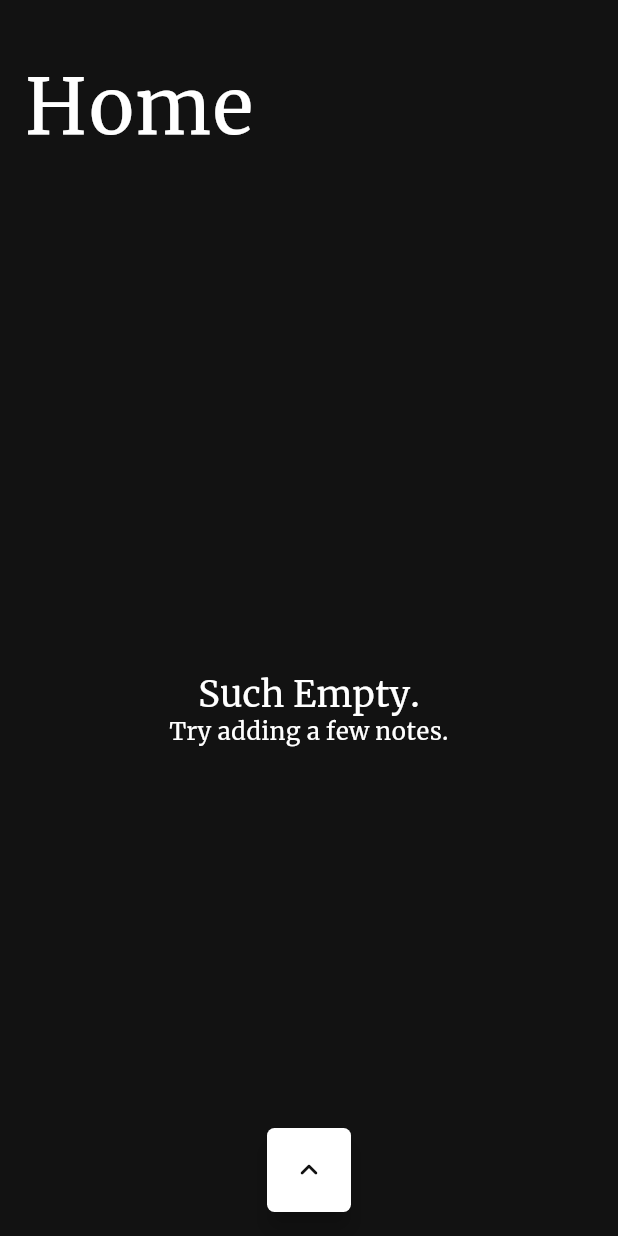
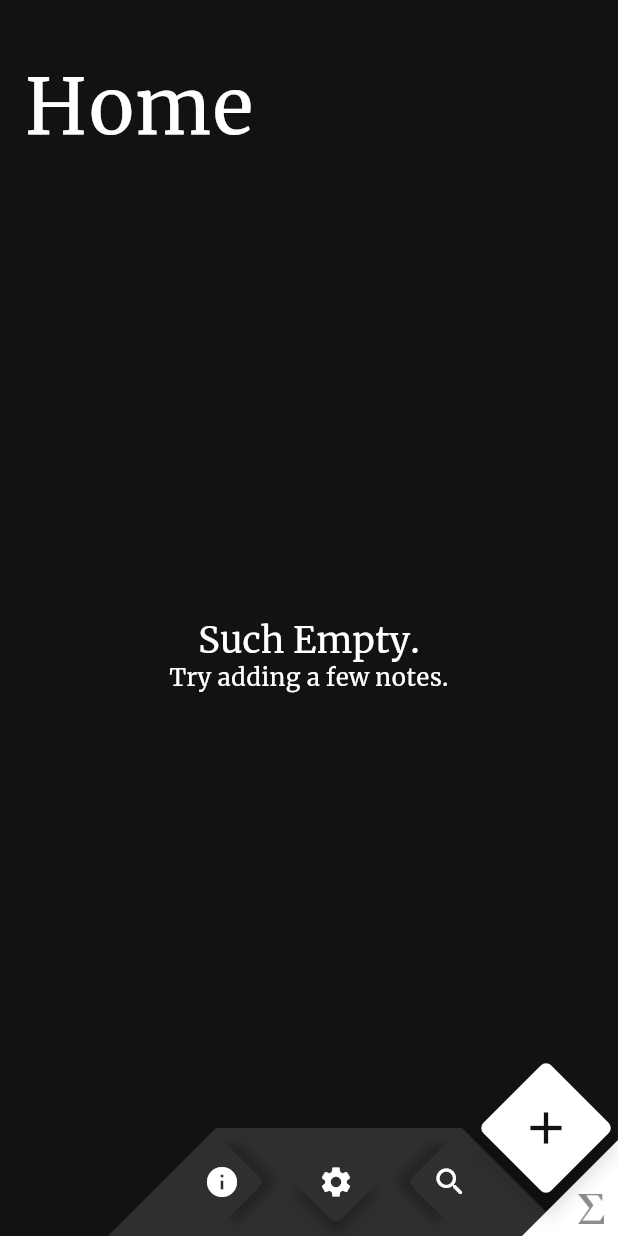
Before and after one commit to coffeekillsbugs/notable, a Flutter app: the screen it shows after launch, on a phone screen of 412 x 824 dp. Run offline on Flutter 3.47's test engine with Material 2 defaults, Android fonts, the phone set to English and light mode, and no system bars; our stand-ins replace hive, hive_flutter; accounts and stored records are empty; generated files the repository leaves out were written again.

Commit message:
Changes:
1. All commited files:
   Implementing new UI for bottom app bar.

```diff
--- a/lib/screens/homepage.dart
+++ b/lib/screens/homepage.dart
@@ -158,9 +158,13 @@ class _HomePageState extends State<HomePage> {
           ),
         ],
       ),
-      floatingActionButton: SigmaButton(
+      floatingActionButton: Transform.rotate(
+        angle: -0.785,
+        // angle: 0,
+        child: SigmaButton(
           kHeroTag: 'sigma',
-        kIcon: Icons.keyboard_arrow_up_rounded,
+          kIcon: Icons.add,
+          kSize: 36.0,
           kOnPressed: () {
             showModalBottomSheet(
               context: context,
@@ -192,56 +196,6 @@ class _HomePageState extends State<HomePage> {
                           kLabel: 'New Note',
                         ),
                         SizedBox(width: 16.0),
-                      //Other Buttons
-                      Container(
-                        // color: Colors.green,
-                        child: Column(
-                          mainAxisSize: MainAxisSize.min,
-                          children: [
-                            SigmaButton(
-                              kHeroTag: 'search',
-                              kOnPressed: () async {
-                                final selectedIndex = await showSearch(
-                                  context: context,
-                                  delegate: NoteSearch(),
-                                );
-
-                                if (selectedIndex != null) {
-                                  NoteType noteType;
-                                  sigmaProviderFalse.updateSelectedIndex(selectedIndex);
-                                  noteType = hiveProvider.noteType(selectedIndex);
-                                  Navigator.popAndPushNamed(context, noteType == NoteType.note ? 'NoteView' : 'TodoView');
-                                } else {
-                                  Navigator.pop(context);
-                                }
-                              },
-                              kIcon: Icons.search,
-                              kIconColor: Colors.white,
-                              kBackgroundColor: AppColor.overlayEight,
-                            ),
-                            SizedBox(height: 16.0),
-                            SigmaButton(
-                              kHeroTag: 'about',
-                              kOnPressed: () {
-                                Navigator.popAndPushNamed(context, 'About');
-                              },
-                              kIcon: Icons.info_outline_rounded,
-                              kIconColor: Colors.white,
-                              kBackgroundColor: AppColor.overlayEight,
-                            ),
-                            SizedBox(height: 16.0),
-                            SigmaButton(
-                              kOnPressed: () {
-                                Navigator.pop(context);
-                              },
-                              kHeroTag: 'sigma',
-                              kIcon: Icons.keyboard_arrow_down_rounded,
-                            ),
-                          ],
-                        ),
-                      ),
-                      SizedBox(width: 16.0),
-                      // New ToDo Button
                         NoteButton(
                           kOnTap: () {
                             Navigator.popAndPushNamed(context, 'TodoScreen');
@@ -257,7 +211,83 @@ class _HomePageState extends State<HomePage> {
             );
           },
         ),
-      floatingActionButtonLocation: FloatingActionButtonLocation.centerFloat,
+      ),
+      floatingActionButtonLocation: FloatingActionButtonLocation.endDocked,
+      bottomNavigationBar: BottomAppBar(
+        color: AppColor.overlayTwelve,
+        shape: BottomAppBarNotch(),
+        child: Stack(
+          children: [
+            // >>> Bottom app bar
+            Container(
+              height: 72.0,
+              padding: EdgeInsets.only(
+                left: 128.0,
+                right: 64.0 + 28.0,
+              ),
+              child: Row(
+                mainAxisAlignment: MainAxisAlignment.spaceBetween,
+                children: [
+                  // >>> Info button
+                  MiniBox(
+                    kIcon: Icons.info,
+                    kOffset: Offset(6.0, 6.0),
+                    kOnTap: () {
+                      Navigator.pushNamed(context, 'About');
+                    },
+                  ),
+                  // >>> Setting Button
+                  MiniBox(
+                    kIcon: Icons.settings,
+                    kOffset: Offset(-6.0, 6.0),
+                    kOnTap: () {
+                      // TODO : Settings?
+                    },
+                  ),
+                  // >>> Search
+                  MiniBox(
+                    kIcon: Icons.search_rounded,
+                    kOffset: Offset(-6.0, -6.0),
+                    kOnTap: () async {
+                      final selectedIndex = await showSearch(
+                        context: context,
+                        delegate: NoteSearch(),
+                      );
+
+                      if (selectedIndex != null) {
+                        NoteType noteType;
+                        sigmaProviderFalse.updateSelectedIndex(selectedIndex);
+                        noteType = hiveProvider.noteType(selectedIndex);
+                        Navigator.pushNamed(context, noteType == NoteType.note ? 'NoteView' : 'TodoView');
+                      }
+                    },
+                  ),
+                ],
+              ),
+            ),
+            // >>> Sigma symbol
+            ClipPath(
+              clipper: SigmaClipper(),
+              child: Container(
+                alignment: Alignment.bottomRight,
+                padding: EdgeInsets.only(
+                  right: 8.0,
+                  bottom: 8.0,
+                ),
+                color: Colors.white,
+                height: 72.0,
+                child: Image(
+                  image: AssetImage('assets/images/sigma_symbol.png'),
+                  color: Colors.black45,
+                  fit: BoxFit.contain,
+                  height: 20.0,
+                  width: 20.0,
+                ),
+              ),
+            ),
+          ],
+        ),
+      ),
     );
   }
 
@@ -310,3 +340,69 @@ class _HomePageState extends State<HomePage> {
         false;
   }
 }
+
+class MiniBox extends StatelessWidget {
+  final IconData kIcon;
+  final Offset kOffset;
+  final Function kOnTap;
+
+  MiniBox({@required this.kIcon, this.kOffset, @required this.kOnTap});
+  @override
+  Widget build(BuildContext context) {
+    return GestureDetector(
+      onTap: kOnTap,
+      child: Transform.rotate(
+        angle: -0.785,
+        child: Container(
+          height: 40.0,
+          width: 40.0,
+          decoration: BoxDecoration(
+            color: AppColor.overlayTwelve,
+            borderRadius: BorderRadius.circular(5.0),
+            boxShadow: [
+              BoxShadow(
+                color: Colors.black26,
+                offset: kOffset,
+                blurRadius: 6.0,
+              )
+            ],
+          ),
+          child: Transform.rotate(
+            angle: 0.785,
+            child: Icon(kIcon),
+          ),
+        ),
+      ),
+    );
+  }
+}
+
+class SigmaClipper extends CustomClipper<Path> {
+  @override
+  Path getClip(Size size) {
+    return Path()
+      ..moveTo(size.width + 8, 0)
+      ..lineTo(size.width + 8, size.height)
+      ..lineTo(size.width + 8 - size.height, size.height);
+  }
+
+  @override
+  bool shouldReclip(covariant CustomClipper<Path> oldClipper) {
+    return false;
+  }
+}
+
+class BottomAppBarNotch extends NotchedShape {
+  @override
+  Path getOuterPath(Rect host, Rect guest) {
+    // print('diagonal : $diagonal\nguest width : ${guest.width}\nguest height : ${guest.height}\nhost height : ${host.height}\nhost width : ${host.width}\nguest center : ${guest.center}');
+    return Path()
+      ..moveTo(guest.center.dx - (guest.width / 2) - 20, guest.center.dy)
+      ..lineTo(guest.center.dx, guest.center.dy + (guest.width / 2) + 20)
+      ..lineTo(guest.center.dx + (guest.width / 2) + 20, guest.center.dy)
+      ..lineTo(host.width, 0)
+      ..lineTo(host.width, host.height)
+      ..lineTo(guest.width, host.height)
+      ..lineTo(guest.width * 2, 0);
+  }
+}
--- a/lib/screens/todo_screen.dart
+++ b/lib/screens/todo_screen.dart
@@ -206,6 +206,7 @@ class _TodoScreenState extends State<TodoScreen> {
                             // New To Do item add button
                             SigmaButton(
                               kHeroTag: 'add',
+                              buttonSize: 56.0,
                               kOnPressed: () {
                                 print('add button pressed');
                                 if (_todoItemController.text.isNotEmpty) {
@@ -217,7 +218,8 @@ class _TodoScreenState extends State<TodoScreen> {
                                   });
                                 }
                               },
-                              kIcon: Icons.add,
+                              kIcon: Icons.close,
+                              kSize: 24.0,
                             ),
                           ],
                         ),
--- a/lib/widgets/sigma_button.dart
+++ b/lib/widgets/sigma_button.dart
@@ -5,6 +5,7 @@ import '../theme/colors.dart';
 class SigmaButton extends StatelessWidget {
   final IconData kIcon;
   final double kSize;
+  final double buttonSize;
   final Function kOnPressed;
   final Color kBackgroundColor;
   final Color kIconColor;
@@ -12,7 +13,8 @@ class SigmaButton extends StatelessWidget {
 
   SigmaButton({
     @required this.kIcon,
-    this.kSize = 24.0,
+    this.kSize = 32.0,
+    this.buttonSize = 64.0,
     this.kOnPressed,
     this.kBackgroundColor,
     this.kIconColor = AppColor.darkGrey,
@@ -22,20 +24,24 @@ class SigmaButton extends StatelessWidget {
   @override
   Widget build(BuildContext context) {
     return SizedBox(
-      height: 56.0,
-      width: 56.0,
+      height: buttonSize,
+      width: buttonSize,
       child: FloatingActionButton(
         heroTag: kHeroTag,
         onPressed: kOnPressed,
-        child: Icon(
-          kIcon,
-          size: kSize,
-          color: kIconColor,
+        child: Transform.rotate(
+          angle: 0.785,
+          child: Icon(
+            kIcon,
+            size: kSize,
+            color: kIconColor,
+          ),
         ),
         shape: RoundedRectangleBorder(
           borderRadius: BorderRadius.circular(5.0),
         ),
         backgroundColor: kBackgroundColor ?? Theme.of(context).accentColor,
+        // backgroundColor: Colors.white12,
       ),
     );
   }
```
Also changed, not shown: lib/screens/about.dart (+33 -34 lines). Lines whose indentation alone changed are shown as unchanged.
